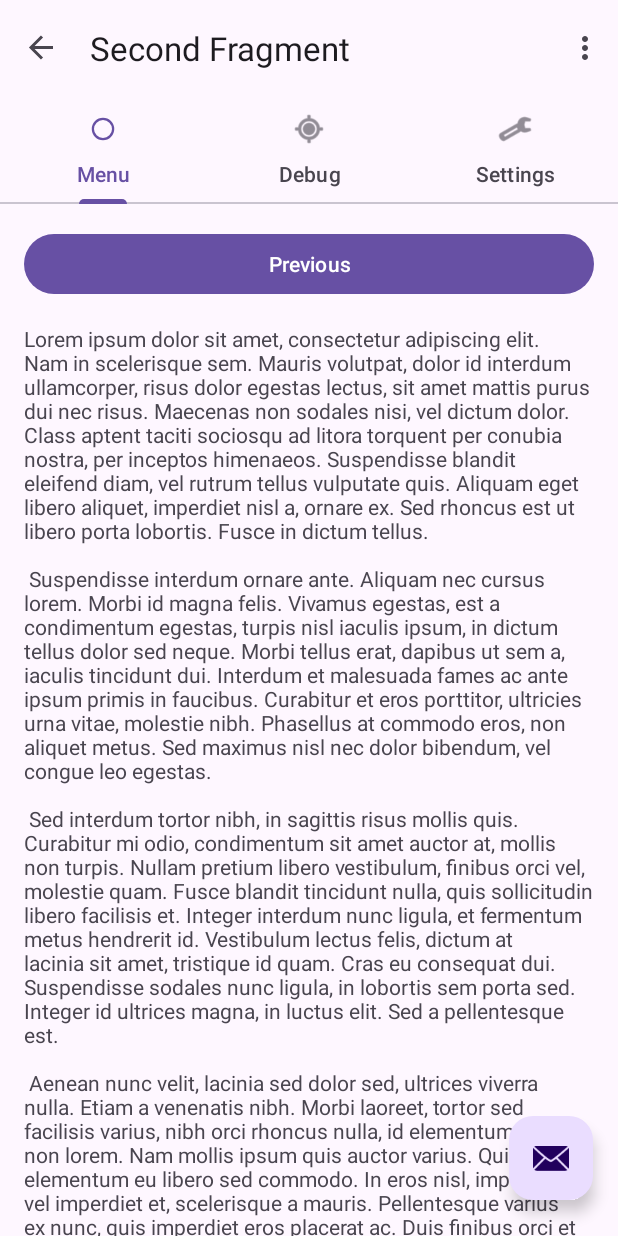
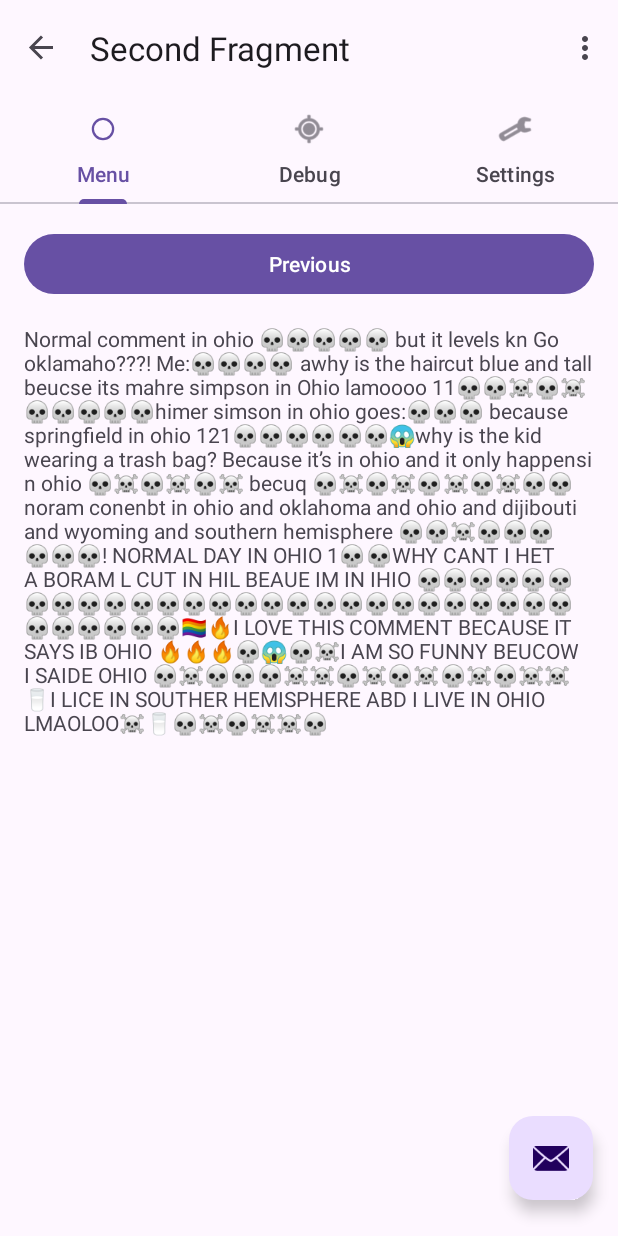
Before and after one commit to haiku-balls/test-material3-app, an Android app: the SecondFragment screen opened through its navigation route, on a phone screen of 412 x 824 dp. Run offline under Robolectric (Android 15) with nearby library versions, the phone set to English and light mode, and no system bars; our stand-ins replace navigation-ui.

Commit message:
ohio update v0.000000000001

```diff
--- a/app/src/main/res/layout/fragment_second.xml
+++ b/app/src/main/res/layout/fragment_second.xml
@@ -26,7 +26,7 @@
             android:layout_width="wrap_content"
             android:layout_height="wrap_content"
             android:layout_marginTop="16dp"
-            android:text="@string/lorem_ipsum"
+            android:text="Normal comment in ohio 💀💀💀💀💀 but it levels kn Go oklamaho???! Me:💀💀💀💀 awhy is the haircut blue and tall beucse its mahre simpson in Ohio lamoooo 11💀💀☠️💀☠️💀💀💀💀💀himer simson in ohio goes:💀💀💀 because springfield in ohio 121💀💀💀💀💀💀😱why is the kid wearing a trash bag? Because it’s in ohio and it only happensi n ohio 💀☠️💀☠️💀☠️ becuq 💀☠️💀☠️💀☠️💀☠️💀💀 noram conenbt in ohio and oklahoma and ohio and dijibouti and wyoming and southern hemisphere 💀💀☠️💀💀💀💀💀💀! NORMAL DAY IN OHIO 1💀💀WHY CANT I HET A BORAM L CUT IN HIL BEAUE IM IN IHIO 💀💀💀💀💀💀💀💀💀💀💀💀💀💀💀💀💀💀💀💀💀💀💀💀💀💀💀💀💀💀💀💀💀🏳️‍🌈🔥I LOVE THIS COMMENT BECAUSE IT SAYS IB OHIO 🔥🔥🔥💀😱💀☠️I AM SO FUNNY BEUCOW I SAIDE OHIO 💀☠️💀💀💀☠️☠️💀☠️💀☠️💀☠️💀☠️☠️🥛I LICE IN SOUTHER HEMISPHERE ABD I LIVE IN OHIO LMAOLOO☠️🥛💀☠️💀☠️☠️💀"
             app:layout_constraintBottom_toBottomOf="parent"
             app:layout_constraintEnd_toEndOf="parent"
             app:layout_constraintStart_toStartOf="parent"
```
